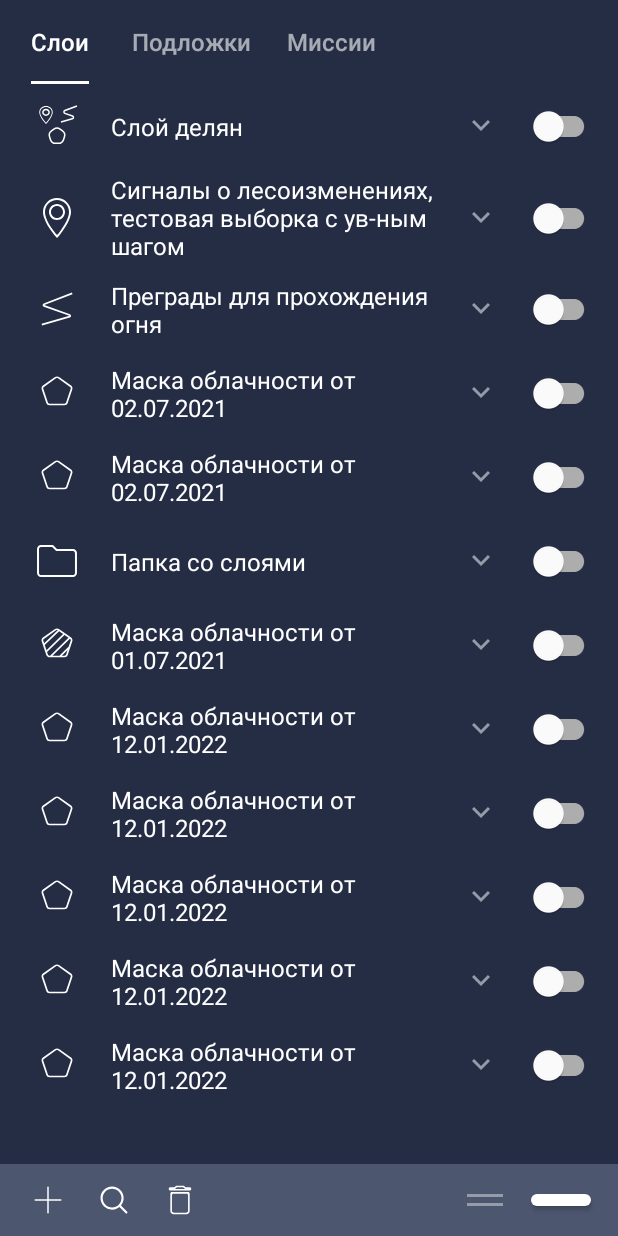
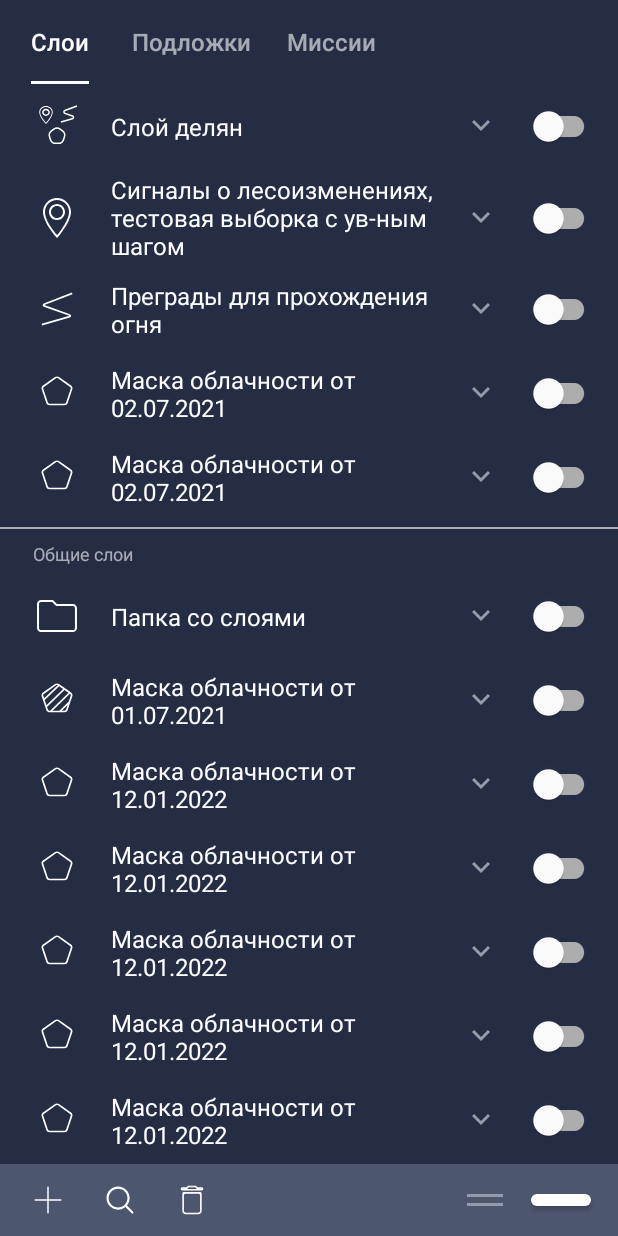
Before and after one commit to ztzmtv/MapBox, an Android app: the screen it shows after launch (MainActivity), on a phone screen of 412 x 824 dp. Run offline under Robolectric (Android 15) with nearby library versions, the phone set to English and light mode, and no system bars; libraries missing offline, so code that uses them is left out: it.beppi.tristatetogglebutton_library; plain views replace TriStateToggleButton; 1 statement that could not run was skipped.

Commit message:
доработана группировка рипл эффект у кнопок v0.1

```diff
--- a/app/src/main/java/com/example/infograce/dataClass/DataSource.kt
+++ b/app/src/main/java/com/example/infograce/dataClass/DataSource.kt
@@ -5,7 +5,7 @@ import com.example.infograce.R
 class DataSource {
     companion object{
         fun createDataSet(search: String):ArrayList<RecyclerViewItems> {
-            val list = ArrayList<RecyclerViewItems>()
+            var list = ArrayList<RecyclerViewItems>()
             list.add(
                 RecyclerViewItems.Layers(
                     R.drawable.grometry_collection,
@@ -54,6 +54,11 @@ class DataSource {
                     "Синхр.: 12.02.2022",
                     "Эл-ов: 23",
                     "Зум: 16-18"
+                )
+            )
+            list.add(
+                RecyclerViewItems.LayersGroup(
+                    "Общие слои"
                 )
             )
             list.add(
--- a/app/src/main/java/com/example/infograce/recyclerview/RecyclerAdapter.kt
+++ b/app/src/main/java/com/example/infograce/recyclerview/RecyclerAdapter.kt
@@ -34,8 +34,8 @@ class RecyclerAdapter(private val listenerActivity: MainActivity): RecyclerView.
 
 
     var items: MutableList<RecyclerViewItems> = ArrayList()
-    var filteredItems: MutableList<RecyclerViewItems.Layers> = ArrayList()
-    var filteredItemsFirst: MutableList<RecyclerViewItems.Layers> = ArrayList()
+    var filteredItems: MutableList<RecyclerViewItems> = ArrayList()
+//    var filteredItemsFirst: MutableList<RecyclerViewItems.Layers> = ArrayList()
     var queryText=""
 
     private val spanHighlight by lazy {
@@ -72,19 +72,20 @@ class RecyclerAdapter(private val listenerActivity: MainActivity): RecyclerView.
 
     @SuppressLint("ClickableViewAccessibility", "SetTextI18n")
     override fun onBindViewHolder(holder: RecyclerViewHolders, position: Int) {
+        when (holder) {
+            is RecyclerViewHolders.LayersGroupViewHolder -> holder.bind(
+                items[position] as RecyclerViewItems.LayersGroup,
+                listenerActivity
+            )
+            is RecyclerViewHolders.LayersViewHolder -> {
                 val currentItem = filteredItems[position]
-        when (holder) {
-            is RecyclerViewHolders.LayersGroupViewHolder -> holder.bind(currentItem as RecyclerViewItems.LayersGroup, listenerActivity)
-            is RecyclerViewHolders.LayersViewHolder -> {
+                Log.d("taggg","${items.size},${filteredItems.size}")
+                if (currentItem is RecyclerViewItems.Layers) {
                     holder.bind(currentItem as RecyclerViewItems.Layers, listenerActivity)
-//    @SuppressLint("ClickableViewAccessibility", "SetTextI18n")
-//    override fun onBindViewHolder(holder: ViewHolder, position: Int) {
-//        val currentItem = filteredItems[position]
-//        holder.bind(currentItem, listenerActivity)
-//        holder.bind(currentItem, listenerActivity)
                     if (queryText.isNotEmpty()) {
                         val startPos =
-                        currentItem.title.title.toString().lowercase().indexOf(queryText.lowercase())
+                            currentItem.title.title.toString().lowercase()
+                                .indexOf(queryText.lowercase())
                         val endPos = startPos + queryText.length
                         if (startPos != -1) {
                             if (queryText.let { currentItem.title.title.contains(it, true) }) {
@@ -100,10 +101,10 @@ class RecyclerAdapter(private val listenerActivity: MainActivity): RecyclerView.
                         currentItem.title.title.clearSpans()
                     }
                     holder.bind(currentItem, listenerActivity)
-        holder.bind(currentItem, listenerActivity)
 
                     val isVisible: Boolean = currentItem.visibility
-                holder.binding.expandable.visibility = if (isVisible) View.VISIBLE else View.GONE
+                    holder.binding.expandable.visibility =
+                        if (isVisible) View.VISIBLE else View.GONE
 
                     if (isVisible) {
                         holder.binding.titleView.setTypeface(null, Typeface.BOLD)
@@ -122,7 +123,8 @@ class RecyclerAdapter(private val listenerActivity: MainActivity): RecyclerView.
                     val isDraggable: Boolean = currentItem.draggable
                     holder.binding.switch2.visibility =
                         if (isDraggable) View.INVISIBLE else View.VISIBLE
-                holder.binding.dragView.visibility = if (isDraggable) View.VISIBLE else View.GONE
+                    holder.binding.dragView.visibility =
+                        if (isDraggable) View.VISIBLE else View.GONE
 
                     holder.binding.switch2.isChecked = currentItem.switch
 
@@ -148,6 +150,7 @@ class RecyclerAdapter(private val listenerActivity: MainActivity): RecyclerView.
                         false
                     }
 
+                }
             }
         }
     }
@@ -186,13 +189,15 @@ class RecyclerAdapter(private val listenerActivity: MainActivity): RecyclerView.
                 is RecyclerViewItems.TitleSpannable -> R.layout.layer_group
                 is RecyclerViewItems.LayersGroup -> R.layout.layers_group
                 is RecyclerViewItems.Layers -> R.layout.layer_group
+
             }
         }
 
         fun submitList(list: MutableList<RecyclerViewItems>) {
             items = list
-            filteredItems = list.filterIsInstance<RecyclerViewItems.Layers>().toMutableList()
-            filteredItemsFirst = list.filterIsInstance<RecyclerViewItems.Layers>().toMutableList()
+            filteredItems = list
+//            filteredItems = list.toMutableList()
+//            filteredItems[list.indexOf(RecyclerViewItems.LayersGroup("Общие слои"))] = null
         }
 
     fun switchedOffAll(){
@@ -242,27 +247,28 @@ class RecyclerAdapter(private val listenerActivity: MainActivity): RecyclerView.
             override fun performFiltering(constraint: CharSequence?): FilterResults {
                 val charString = constraint?.toString() ?: ""
                 queryText = charString
-                filteredItems = if (charString.isEmpty()) filteredItemsFirst else {
-                    val filteredList = ArrayList<RecyclerViewItems.Layers>()
-                    filteredItemsFirst.filterIsInstance<RecyclerViewItems.Layers>().filter {
+                    val filteredList = ArrayList<RecyclerViewItems>()
+                    items.filterIsInstance<RecyclerViewItems.Layers>().filter {
                                 (it.title.title.toString().lowercase()
                                     .contains(constraint.toString().lowercase()!!)) or
                                         (it.title.title.toString().lowercase()
                                             .contains(constraint.toString().lowercase()))
                         }
                         .forEach { filteredList.add(it) }
-                    filteredList
-                }
-                return FilterResults().apply { values = filteredItems }
+//                filteredItems = filteredList.toMutableList()
+                filteredItems = filteredList
+                Log.d("tagg","return")
+                return FilterResults().apply { values = if (charString.isEmpty()) items else filteredItems }
             }
 
             @SuppressLint("NotifyDataSetChanged")
             override fun publishResults(constraint: CharSequence?, results: FilterResults?) {
+                Log.d("tagg","publish $results")
                 filteredItems = if (results?.values == null)
                     ArrayList()
                 else
-                    results.values as ArrayList<RecyclerViewItems.Layers>
-                Log.d("tagg","$filteredItems")
+//                    results.values as MutableList<RecyclerViewItems>
+                    results.values as ArrayList<RecyclerViewItems>
                 notifyDataSetChanged()
             }
         }
--- a/app/src/main/res/layout/layer_group.xml
+++ b/app/src/main/res/layout/layer_group.xml
@@ -14,6 +14,7 @@
         android:layout_width="match_parent"
         android:layout_height="wrap_content"
         app:layout_constraintTop_toTopOf="parent"
+        android:background="?android:attr/selectableItemBackground"
         tools:layout_editor_absoluteX="-16dp">
 
         <ImageView
@@ -53,6 +54,7 @@
             app:layout_constraintBottom_toBottomOf="@+id/iconView"
             app:layout_constraintEnd_toStartOf="@id/switch2"
             app:layout_constraintTop_toTopOf="@+id/iconView"
+            android:background="?android:attr/selectableItemBackground"
             app:srcCompat="@drawable/chevron_right" />
 
         <com.google.android.material.switchmaterial.SwitchMaterial
@@ -175,6 +177,7 @@
             android:src="@drawable/region_border_dash_view"
             app:layout_constraintBottom_toBottomOf="@+id/imageView4"
             app:layout_constraintEnd_toStartOf="@+id/imageView4"
+            android:background="?android:attr/selectableItemBackground"
             app:layout_constraintTop_toTopOf="@+id/imageView4" />
 
         <ImageView
@@ -185,6 +188,7 @@
             android:src="@drawable/note"
             app:layout_constraintBottom_toBottomOf="@+id/imageView5"
             app:layout_constraintEnd_toStartOf="@+id/imageView5"
+            android:background="?android:attr/selectableItemBackground"
             app:layout_constraintTop_toTopOf="@+id/imageView5" />
 
         <ImageView
@@ -195,6 +199,7 @@
             android:layout_marginBottom="7dp"
             android:src="@drawable/center_to_gps"
             app:layout_constraintBottom_toBottomOf="parent"
+            android:background="?android:attr/selectableItemBackground"
             app:layout_constraintEnd_toEndOf="parent" />
 
     </androidx.constraintlayout.widget.ConstraintLayout>
--- a/app/src/main/res/layout/layers_group.xml
+++ b/app/src/main/res/layout/layers_group.xml
@@ -3,25 +3,28 @@
     xmlns:app="http://schemas.android.com/apk/res-auto"
     xmlns:tools="http://schemas.android.com/tools"
     android:layout_width="match_parent"
-    android:layout_height="match_parent">
+    android:layout_height="wrap_content">
 
-    <androidx.constraintlayout.widget.Barrier
+    <View
         android:layout_width="match_parent"
-        android:layout_height="3dp"
-        app:barrierDirection="top"
-        android:background="@color/green"
-        tools:layout_editor_absoluteX="104dp"
-        tools:layout_editor_absoluteY="27dp" />
+        android:id="@+id/line"
+        android:layout_height="1dp"
+        android:layout_marginTop="5dp"
+        android:background="@color/white60"
+        app:layout_constraintTop_toTopOf="parent"/>
 
     <TextView
         android:id="@+id/textViewTitle"
         android:layout_width="wrap_content"
         android:layout_height="wrap_content"
-        android:layout_marginStart="16dp"
-        android:layout_marginTop="12dp"
+        android:layout_marginStart="22dp"
+        android:layout_marginBottom="5dp"
+        android:layout_marginTop="8dp"
         android:text="@string/titleGroup"
+        android:textColor="@color/white60"
         android:textSize="12sp"
+        app:layout_constraintBottom_toBottomOf="parent"
         app:layout_constraintStart_toStartOf="parent"
-        app:layout_constraintTop_toTopOf="parent" />
+        app:layout_constraintTop_toBottomOf="@id/line" />
 
 </androidx.constraintlayout.widget.ConstraintLayout>
--- a/app/src/main/res/layout/main_activity.xml
+++ b/app/src/main/res/layout/main_activity.xml
@@ -68,15 +68,6 @@
                 app:endIconTint="@color/white"
                 app:layout_constraintStart_toStartOf="parent"
                 app:layout_constraintTop_toTopOf="parent">
-
-                <!--                    <androidx.appcompat.widget.SearchView-->
-                <!--                        android:id="@+id/editSearch"-->
-                <!--                        android:layout_width="match_parent"-->
-                <!--                        android:layout_height="45dp"-->
-                <!--                        android:layout_marginHorizontal="16dp"-->
-                <!--                        android:layout_marginBottom="20dp"-->
-                <!--                        android:textColor="@color/white"-->
-                <!--                        style="@style/LoginTextInputLayoutStyle"/>-->
 
                 <com.google.android.material.textfield.TextInputEditText
                     android:id="@+id/editSearch"
@@ -149,28 +140,33 @@
             android:id="@+id/imageDrag"
             android:layout_width="wrap_content"
             android:layout_height="wrap_content"
-            android:layout_marginEnd="15dp"
-            android:padding="3.5dp"
+            android:layout_marginEnd="5dp"
+            android:padding="13.5dp"
             app:layout_constraintBottom_toBottomOf="@+id/switchBottom"
             app:layout_constraintEnd_toStartOf="@+id/switchBottom"
             app:layout_constraintTop_toTopOf="@+id/switchBottom"
+            android:background="?android:attr/selectableItemBackground"
             app:srcCompat="@drawable/drag_list_item" />
 
         <ImageView
             android:id="@+id/imageDelete"
             android:layout_width="wrap_content"
             android:layout_height="wrap_content"
-            android:layout_marginStart="20dp"
+            android:layout_marginStart="0dp"
+            android:padding="12dp"
             app:layout_constraintBottom_toBottomOf="@+id/imageSearch"
             app:layout_constraintStart_toEndOf="@+id/imageSearch"
             app:layout_constraintTop_toTopOf="@+id/imageSearch"
+            android:background="?android:attr/selectableItemBackground"
             app:srcCompat="@drawable/delete" />
 
         <ImageView
             android:id="@+id/imageSearch"
             android:layout_width="wrap_content"
             android:layout_height="wrap_content"
-            android:layout_marginStart="20dp"
+            android:layout_marginStart="0dp"
+            android:padding="12dp"
+            android:background="?android:attr/selectableItemBackground"
             app:layout_constraintBottom_toBottomOf="@+id/imageAdd"
             app:layout_constraintStart_toEndOf="@+id/imageAdd"
             app:layout_constraintTop_toTopOf="@+id/imageAdd"
@@ -180,7 +176,8 @@
             android:id="@+id/imageAdd"
             android:layout_width="wrap_content"
             android:layout_height="wrap_content"
-            android:layout_marginStart="20dp"
+            android:layout_marginStart="8dp"
+            android:background="?android:attr/selectableItemBackground"            android:padding="12dp"
             app:layout_constraintBottom_toBottomOf="parent"
             app:layout_constraintStart_toStartOf="parent"
             app:layout_constraintTop_toTopOf="parent"
@@ -195,6 +192,15 @@
         <!--            app:layout_constraintEnd_toEndOf="parent"-->
         <!--            app:layout_constraintTop_toTopOf="parent" />-->
 
+<!--        <View-->
+<!--            android:id="@+id/switchBottomBox"-->
+<!--            android:layout_width="wrap_content"-->
+<!--            android:layout_height="wrap_content"-->
+<!--            android:layout_marginEnd="18dp"-->
+<!--            app:layout_constraintBottom_toBottomOf="parent"-->
+<!--            app:layout_constraintEnd_toEndOf="parent"-->
+<!--            app:layout_constraintTop_toTopOf="parent"/>-->
+
         <it.beppi.tristatetogglebutton_library.TriStateToggleButton
             android:id="@+id/switchBottom"
             android:layout_width="40dp"
```
Also changed, not shown: app/src/main/java/com/example/infograce/MainActivity.kt (+6 -1 lines), app/src/main/java/com/example/infograce/dataClass/RecyclerViewItems.kt (+0 -10 lines), app/src/main/res/drawable/ripple.xml (added, +19 -0 lines). Lines whose indentation alone changed are shown as unchanged.
